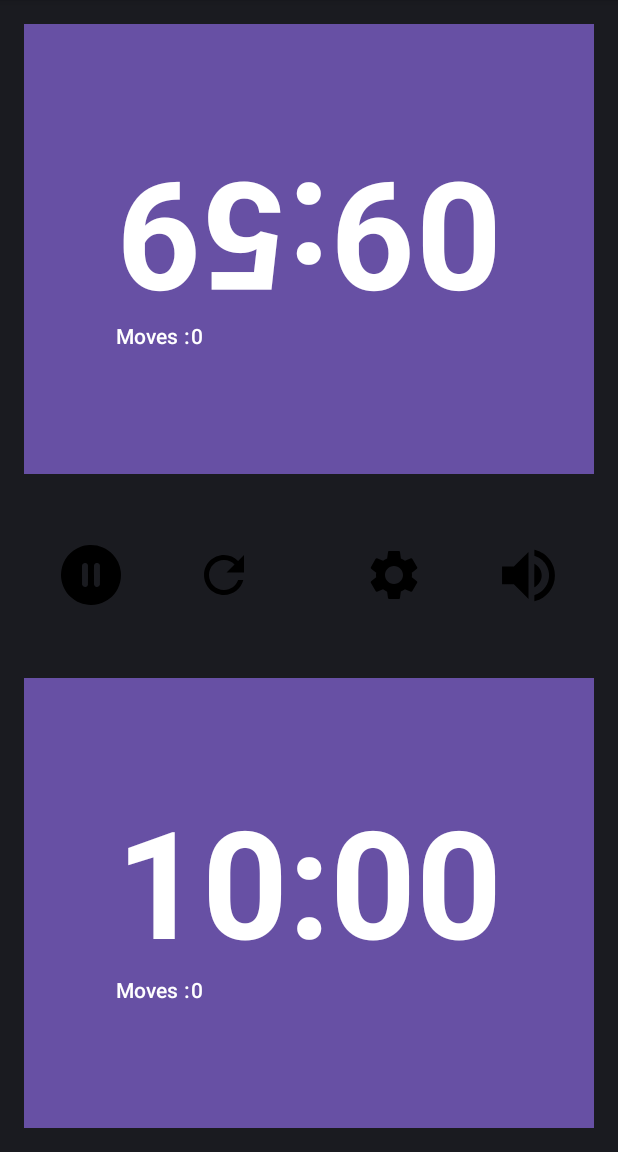
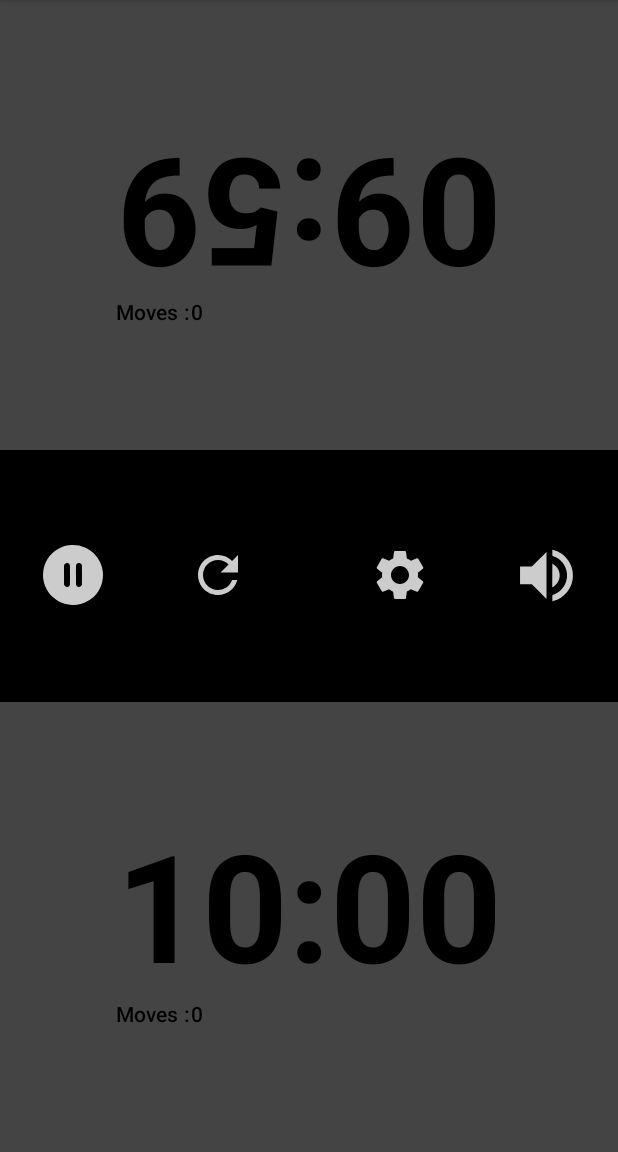
Before and after one commit to chakshuharsh/Chess-clock, an Android app built with Jetpack Compose: the screen it shows after launch (MainActivity), after a tap on "Play", on a phone screen of 412 x 824 dp, the part 84-1236 px from its top. Run offline under Robolectric (Android 15) with nearby library versions, the phone set to English and light mode, and no system bars.

Commit message:
Final desing is ready for homescreen

```diff
--- a/app/src/main/java/UI/ChessTimeViewModel.kt
+++ b/app/src/main/java/UI/ChessTimeViewModel.kt
@@ -35,7 +35,7 @@ var move1 by mutableIntStateOf(0)
 
     val initialTimeInMinutes: Long get() = selectedTimeInMinutes
     val initialTimeInSeconds: Long get() = initialTimeInMinutes * 60
-    private var currentPLayer=1
+    var currentPLayer=1
 
    private suspend fun delayOneSecond(){
        delay(1000)
@@ -74,9 +74,9 @@ fun setSelectedTimeInMinutes(minutes:Int,increment:Int){
         move2+=1
     }
 
-fun retrievecurrentPlayer():Int{
-    return currentPLayer
-}
+//fun retrievecurrentPlayer():Int{
+//    return currentPLayer
+//}
 fun formatTime(totalSeconds: Long): String{
     val minutes=totalSeconds/60
     val seconds =totalSeconds%60
@@ -120,11 +120,14 @@ fun stopGame(){
    }
     private suspend fun updateTimers(currentPlayer: Int) {
         while ((currentPlayer == 1 && timerState.isPlayer1Running) || (currentPlayer == 2 && timerState.isPlayer2Running)) {
-            delayOneSecond()
+
+                delayOneSecond()
+
             if (currentPlayer == 1 && timerState.isPlayer1Running) {
                 // Delay for 1 second before decrementing player 1's time
 
                 if (timerState.player1Time > 0) {
+
                     timerState = timerState.copy(player1Time = timerState.player1Time - 1)
                 } else {
                     timerState = timerState.copy(isPlayer1Running = false)
@@ -135,6 +138,7 @@ fun stopGame(){
                 // Delay for 1 second before decrementing player 2's time
 
                 if (timerState.player2Time > 0) {
+
                     timerState = timerState.copy(player2Time = timerState.player2Time - 1)
                 } else {
                     timerState = timerState.copy(isPlayer2Running = false)
--- a/app/src/main/java/UI/Color.kt
+++ b/app/src/main/java/UI/Color.kt
@@ -1,6 +1,7 @@
 
 
 import androidx.compose.ui.graphics.Color
+import androidx.lifecycle.viewmodel.compose.viewModel
 
 
 val Saffron = Color(0xFFFFC72C) // Replace the color value with the desired saffron color
--- a/app/src/main/java/UI/HomeScreen.kt
+++ b/app/src/main/java/UI/HomeScreen.kt
@@ -1,9 +1,11 @@
 package UI
 
 import Gray
+import Saffron
 import android.content.Context
 import android.media.MediaPlayer
 import androidx.annotation.StringRes
+import androidx.compose.foundation.background
 import androidx.compose.foundation.layout.Arrangement
 import androidx.compose.foundation.layout.Column
 import androidx.compose.foundation.layout.Row
@@ -20,8 +22,10 @@ import androidx.compose.material.icons.filled.Refresh
 import androidx.compose.material.icons.filled.Settings
 import androidx.compose.material3.AlertDialog
 import androidx.compose.material3.Button
+import androidx.compose.material3.ButtonDefaults
 import androidx.compose.material3.Icon
 import androidx.compose.material3.IconButton
+import androidx.compose.material3.IconButtonDefaults
 import androidx.compose.material3.Text
 import androidx.compose.material3.TextButton
 import androidx.compose.runtime.Composable
@@ -32,6 +36,8 @@ import androidx.compose.runtime.remember
 import androidx.compose.runtime.setValue
 import androidx.compose.ui.Modifier
 import androidx.compose.ui.draw.rotate
+import androidx.compose.ui.graphics.Color
+import androidx.compose.ui.graphics.graphicsLayer
 import androidx.compose.ui.platform.LocalContext
 import androidx.compose.ui.unit.dp
 import androidx.compose.ui.res.painterResource
@@ -103,42 +109,49 @@ var isPaused by remember {
 } // used for checking whether game is paused or not
 
 
-
-
     Column( // Column1 starts here
         modifier = Modifier
             .fillMaxSize()
-            .padding(16.dp),
+//            .padding(16.dp)
+            .background(color=Color.Black),
         verticalArrangement = Arrangement.SpaceBetween
     ){
 
 //Button for player 1-> when clicked time of player 2 starts decrementing
         Button(
+            colors = ButtonDefaults.outlinedButtonColors(contentColor = Color.Black,),
     onClick = {
 if(isPaused){
 
 }
      else {
-    if (viewModel.retrievecurrentPlayer() == 1) {
-       if(viewModel.move2>=1){
-        viewModel.increaseMove1()
-       }
+    if (viewModel.currentPLayer == 1) {
         if(isSoundOn){ mediaPlayer.start()}
-       viewModel.incrementTimeForPLayer1()
-        viewModel.switchPlayer()//player switch
+        viewModel.pausePlayer1Time()
+        viewModel.incrementTimeForPLayer1()//increment time = 0  where increment is not selected but function call would take place
         startPlayer2TimeNonSuspend()
-        viewModel.pausePlayer1Time()
+       viewModel.switchPlayer()
+
+       //player switch
+        if(viewModel.move2>=1){
+            viewModel.increaseMove1()
+        }
+
+
+
+
+
+
 
     }
 
 }
               },
             shape = customShape,
-
             modifier = Modifier
                 .fillMaxWidth()
                 .height(300.dp)
-
+                .background(color=Color.DarkGray)
         )
 {
 
@@ -161,15 +174,17 @@ Column() {
    }
    }
 
-        }
+        }// First Player
 
         Row(
     horizontalArrangement = Arrangement.SpaceBetween,
             modifier = Modifier
                 .fillMaxWidth()
                 .height(50.dp)
+                .background(color=Color.Black)
 ){
     IconButton(
+        colors = IconButtonDefaults.filledIconButtonColors(containerColor = Color.Black, contentColor = Color.LightGray),
         onClick = {
                if(viewModel.retrieveTimerState().isPlayer1Running){
                    viewModel.pausePlayer1Time()
@@ -180,17 +195,20 @@ Column() {
         isPaused=true
         }
                   else{
-                      if(viewModel.retrievecurrentPlayer()==2){
+                      if(viewModel.currentPLayer==2){
                           startPlayer2TimeNonSuspend()
                           isPaused=false
                       }
-               else if(viewModel.retrievecurrentPlayer()==1){
+               else if(viewModel.currentPLayer==1){
                    startPlayer1TimeNonSuspend()
                isPaused=false
                }
                   }
                   },
-        modifier = Modifier.weight(1f)
+        modifier = Modifier
+            .weight(1f)
+            .background(color=Color.Black)
+
     ) {
         //Text(text = "Play/Pause")
         if (viewModel.retrieveTimerState().isPlayer1Running || viewModel.retrieveTimerState().isPlayer2Running) {
@@ -198,6 +216,7 @@ Column() {
                 painter = painterResource(id = R.drawable.pause), // Use a custom drawable for the pause icon
                 contentDescription = "Play",
                 modifier = Modifier.size(42.dp)
+
             )
         } else {
 
@@ -215,6 +234,7 @@ Column() {
 
             //RESET BUTTON
     IconButton(
+        colors = IconButtonDefaults.filledIconButtonColors(containerColor = Color.Black, contentColor = Color.LightGray),
         onClick = {
             viewModel.stopGame()
             isPaused=true
@@ -235,8 +255,6 @@ Column() {
 
             if(isDialogVisible) {
                 AlertDialog(
-
-
                     text = {
                         Text(text = stringResource(id = R.string.reset_button))
                     },
@@ -266,6 +284,7 @@ isDialogVisible=false
                             Text(text = stringResource(id = R.string.no))
                         }
                     }
+
                 )
             }
 
@@ -275,7 +294,8 @@ isDialogVisible=false
 
             // Settings Button
             IconButton(
-        onClick = {
+                colors = IconButtonDefaults.filledIconButtonColors(containerColor = Color.Black, contentColor = Color.LightGray),
+                onClick = {
 viewModel.stopGame()
             navController.navigate(Screen.TimerControl.name)
         },
@@ -291,6 +311,7 @@ viewModel.stopGame()
     Spacer(modifier = Modifier.width(1.dp))
 
     IconButton(
+        colors = IconButtonDefaults.filledIconButtonColors(containerColor = Color.Black, contentColor = Color.LightGray),
         onClick = {
             if(!isSoundOn){
                 secondMediaPlayer.start()
@@ -319,14 +340,22 @@ viewModel.stopGame()
     }
 
 
-}
+} // Play/Pause+Reset+Settings+Sound
+
+
+
+
+
+
+
         Button(
-            onClick = {
+            colors = ButtonDefaults.outlinedButtonColors(contentColor = Color.Black),
+                onClick = {
 if(isPaused){
 
 }
                 else {
-    if (viewModel.retrievecurrentPlayer() == 2) {
+    if (viewModel.currentPLayer == 2) {
 viewModel.increaseMove2()
        if(isSoundOn){ mediaPlayer.start()}
        viewModel.incrementTimeForPLayer2()
@@ -344,8 +373,7 @@ viewModel.increaseMove2()
             modifier = Modifier
                 .fillMaxWidth()
                 .height(300.dp)
-
-
+                .background(color=Color.DarkGray)
         )
         {
 
@@ -364,14 +392,11 @@ Row() {
     Text(
         text = "${viewModel.move2}"
     )
-}
-           }
+} //Move Row
+           }// Time and Moves
+        } // Second Player
 
-
-
-        }
-
-   //Column1 Ends here
+   //Column1 Ends here-> Major Column
     }
 // HomeScreen Function ends here
 }
```
